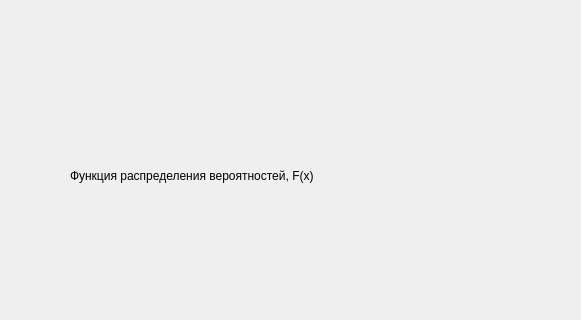
EduardAleksandrov/bmstu-4sem-model-lab1, file mainwindow.ui: the form before one commit; both pictures show x 0 to 581 and y 280 to 600 of the 1296 by 600 pixel window.
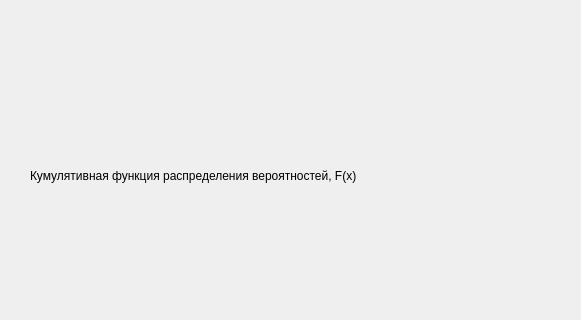
The form after the commit. Custom widgets are drawn as their Qt base class.

Patch:
```diff
--- a/mainwindow.ui
+++ b/mainwindow.ui
@@ -37,14 +37,14 @@
    <widget class="QLabel" name="label">
     <property name="geometry">
      <rect>
-      <x>70</x>
+      <x>30</x>
       <y>440</y>
-      <width>321</width>
+      <width>421</width>
       <height>31</height>
      </rect>
     </property>
     <property name="text">
-     <string>Функция распределения вероятностей, F(x)</string>
+     <string>Кумулятивная функция распределения вероятностей, F(x)</string>
     </property>
    </widget>
    <widget class="QLabel" name="label_2">
```
